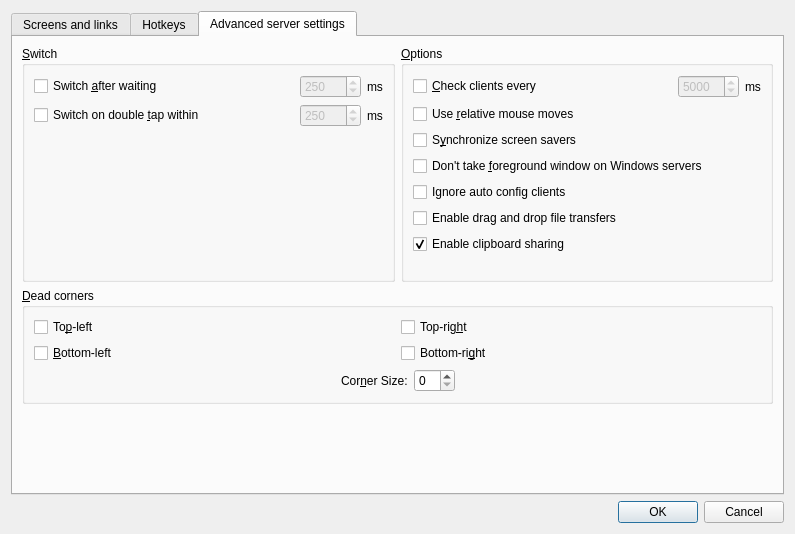
The window that src/gui/src/ServerConfigDialogBase.ui (zzchun/synergy-core) describes before a commit, drawn with Qt 5.
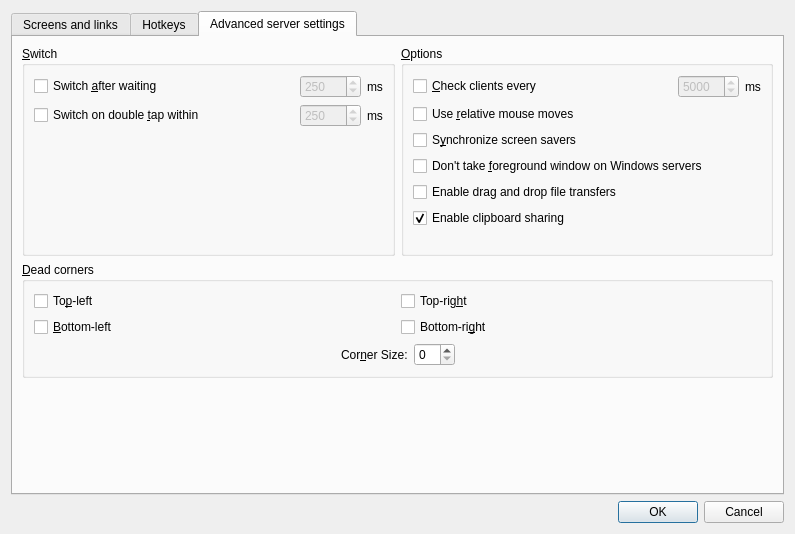
The same window after the commit. The open tabs and pages were chosen to show the change. Icons and pictures are not drawn. Custom widgets are drawn as their Qt base class.

What changed in the file:
```diff
--- a/src/gui/src/ServerConfigDialogBase.ui
+++ b/src/gui/src/ServerConfigDialogBase.ui
@@ -44,7 +44,7 @@
             <string/>
            </property>
            <property name="pixmap">
-            <pixmap resource="Synergy.qrc">:/res/icons/64x64/user-trash.png</pixmap>
+            <pixmap resource="../res/Synergy.qrc">:/res/icons/64x64/user-trash.png</pixmap>
            </property>
           </widget>
          </item>
@@ -82,7 +82,7 @@
             <string/>
            </property>
            <property name="pixmap">
-            <pixmap resource="Synergy.qrc">:/res/icons/64x64/video-display.png</pixmap>
+            <pixmap resource="../res/Synergy.qrc">:/res/icons/64x64/video-display.png</pixmap>
            </property>
           </widget>
          </item>
@@ -408,13 +408,13 @@
           <string>&amp;Options</string>
          </property>
          <layout class="QGridLayout">
-          <item row="3" column="0">
-           <widget class="QCheckBox" name="m_pCheckBoxWin32KeepForeground">
-            <property name="enabled">
-             <bool>true</bool>
-            </property>
+          <item row="5" column="0">
+           <widget class="QCheckBox" name="m_pCheckBoxEnableClipboard">
             <property name="text">
-             <string>Don't take &amp;foreground window on Windows servers</string>
+             <string>Enable clipboard sharing</string>
+            </property>
+            <property name="checked">
+             <bool>true</bool>
             </property>
            </widget>
           </item>
@@ -438,6 +438,16 @@
             </property>
            </widget>
           </item>
+          <item row="3" column="0">
+           <widget class="QCheckBox" name="m_pCheckBoxWin32KeepForeground">
+            <property name="enabled">
+             <bool>true</bool>
+            </property>
+            <property name="text">
+             <string>Don't take &amp;foreground window on Windows servers</string>
+            </property>
+           </widget>
+          </item>
           <item row="0" column="0">
            <layout class="QHBoxLayout">
             <item>
@@ -491,7 +501,7 @@
             </item>
            </layout>
           </item>
-          <item row="7" column="0">
+          <item row="6" column="0">
            <spacer>
             <property name="orientation">
              <enum>Qt::Vertical</enum>
@@ -504,30 +514,13 @@
             </property>
            </spacer>
           </item>
-          <item row="5" column="0">
+          <item row="4" column="0">
            <widget class="QCheckBox" name="m_pCheckBoxEnableDragAndDrop">
             <property name="text">
              <string>Enable drag and drop file transfers</string>
             </property>
            </widget>
           </item>
-          <item row="4" column="0">
-           <widget class="QCheckBox" name="m_pCheckBoxIgnoreAutoConfigClient">
-            <property name="text">
-             <string>Ignore auto config clients</string>
-            </property>
-           </widget>
-          </item>
-          <item row="6" column="0">
-           <widget class="QCheckBox" name="m_pCheckBoxEnableClipboard">
-            <property name="text">
-             <string>Enable clipboard sharing</string>
-            </property>
-            <property name="checked">
-             <bool>true</bool>
-            </property>
-           </widget>
-          </item>
          </layout>
         </widget>
        </item>
```
Left out of the diff: 2 changed lines with no effect on the pictures.
